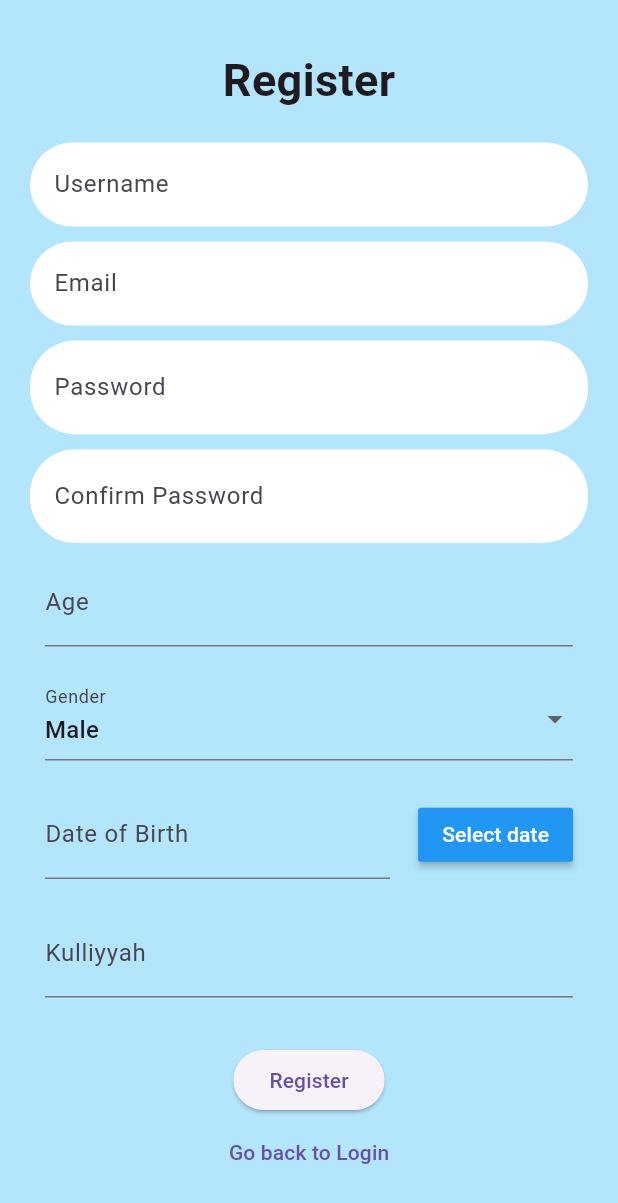
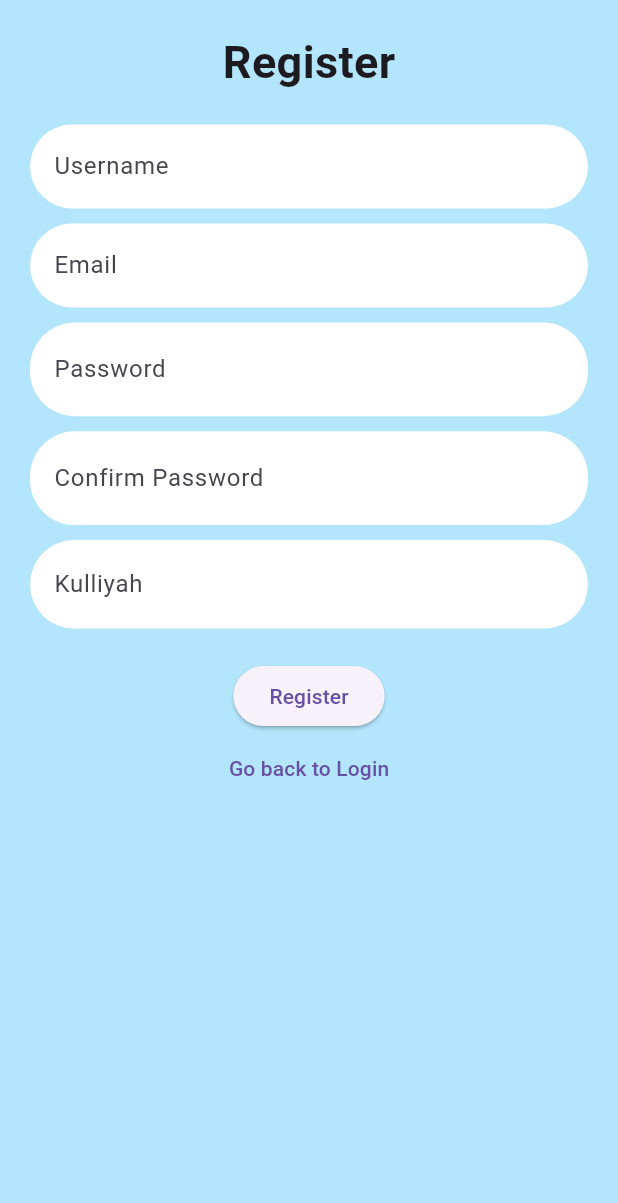
Before and after one commit to QHanif/iStarpoint, a Flutter app: the RegisterPage screen opened by its route, on a phone screen of 412 x 824 dp. Shown: the top 1203 px of the screen. Run offline on Flutter 3.47's test engine with Material 3 defaults, Android fonts, the phone set to English and light mode, and no system bars; our stand-ins replace cloud_firestore, firebase_auth, firebase_core, google_maps_flutter, qr_flutter; missing offline and left inert: flutter_barcode_scanner; accounts and stored records are empty; network calls fail.

Commit message:
db working
create user data with email (unique key), kulliyah and starpoint start from 0

```diff
--- a/lib/pages/registerscreen.dart
+++ b/lib/pages/registerscreen.dart
@@ -4,15 +4,8 @@ import 'package:flutter/material.dart';
 import 'package:firebase_auth/firebase_auth.dart';
 import 'package:cloud_firestore/cloud_firestore.dart';
 
-import 'package:flutter/services.dart';
 import '../auth.dart';
 import '../util/validate.dart';
-
-// import 'package:flutter/material.dart';
-// import 'package:flutter/services.dart';
-import 'package:intl/intl.dart';
-
-const List<String> gender = <String>['Male', 'Female'];
 
 class RegisterPage extends StatefulWidget {
   const RegisterPage({Key? key}) : super(key: key);
@@ -29,29 +22,7 @@ class _RegisterPageState extends State<RegisterPage> {
   final TextEditingController _controllerPassword = TextEditingController();
   final TextEditingController _controllerConfirmPassword =
       TextEditingController();
-
-  final TextEditingController _ageController = TextEditingController();
-  final TextEditingController _dobController = TextEditingController();
   final TextEditingController _kulliyyahController = TextEditingController();
-  String dropdownValue = gender.first;
-  DateTime? _selectedDate;
-
-  void _showDatePicker() {
-    showDatePicker(
-      context: context,
-      initialDate: DateTime.now(),
-      firstDate: DateTime(1900),
-      lastDate: DateTime(2025),
-    ).then((value) {
-      if (value != null) {
-        // Check if a date is selected
-        setState(() {
-          _selectedDate = value;
-          _dobController.text = DateFormat('dd-MM-yyyy').format(value);
-        });
-      }
-    });
-  }
 
   bool _isHiddenPassword = true;
 
@@ -61,26 +32,6 @@ class _RegisterPageState extends State<RegisterPage> {
     });
   }
 
-  Future<void> signInWithEmailAndPassword() async {
-    try {
-      await Auth().signInWithEmailAndPassword(
-        email: _controllerEmail.text,
-        password: _controllerPassword.text,
-      );
-    } on FirebaseAuthException catch (e) {
-      setState(() {
-        switch (e.code) {
-          case 'invalid-credential':
-            errorMessage = 'Invalid email/password entered. Please try again.';
-            break;
-          default:
-            errorMessage =
-                'An unknown error occurred with error code: ${e.code}.';
-        }
-      });
-    }
-  }
-
   Future<void> createUserWithEmailAndPassword() async {
     try {
       await Auth().createUserWithEmailAndPassword(
@@ -88,6 +39,7 @@ class _RegisterPageState extends State<RegisterPage> {
         password: _controllerPassword.text,
         username: _controllerUsername.text,
       );
+
       // Registration successful, show a dialog
       // ignore: use_build_context_synchronously
       showDialog(
@@ -130,7 +82,8 @@ class _RegisterPageState extends State<RegisterPage> {
   Widget build(BuildContext context) {
     return Scaffold(
       backgroundColor: Colors.lightBlue[100],
-      body: Container(
+      body: SingleChildScrollView(
+        child: Container(
           padding: const EdgeInsets.all(20.0),
           child: Form(
             key: _formKey,
@@ -151,8 +104,8 @@ class _RegisterPageState extends State<RegisterPage> {
                     labelText: 'Username',
                     border: OutlineInputBorder(
                       borderSide: BorderSide.none, // Make the border disappear
-                    borderRadius:
-                        BorderRadius.circular(30.0), // Keep the border rounded
+                      borderRadius: BorderRadius.circular(
+                          30.0), // Keep the border rounded
                     ),
                   ),
                 ),
@@ -166,8 +119,8 @@ class _RegisterPageState extends State<RegisterPage> {
                     labelText: 'Email',
                     border: OutlineInputBorder(
                       borderSide: BorderSide.none, // Make the border disappear
-                    borderRadius:
-                        BorderRadius.circular(30.0), // Keep the border rounded
+                      borderRadius: BorderRadius.circular(
+                          30.0), // Keep the border rounded
                     ),
                   ),
                 ),
@@ -190,8 +143,8 @@ class _RegisterPageState extends State<RegisterPage> {
                     ),
                     border: OutlineInputBorder(
                       borderSide: BorderSide.none, // Make the border disappear
-                    borderRadius:
-                        BorderRadius.circular(30.0), // Keep the border rounded
+                      borderRadius: BorderRadius.circular(
+                          30.0), // Keep the border rounded
                     ),
                   ),
                 ),
@@ -217,103 +170,26 @@ class _RegisterPageState extends State<RegisterPage> {
                     ),
                     border: OutlineInputBorder(
                       borderSide: BorderSide.none, // Make the border disappear
-                    borderRadius:
-                        BorderRadius.circular(30.0), // Keep the border rounded
+                      borderRadius: BorderRadius.circular(
+                          30.0), // Keep the border rounded
                     ),
                   ),
                 ),
-
-              //age
-              Container(
-                margin: const EdgeInsets.all(10),
-                child: TextFormField(
+                const SizedBox(height: 10.0),
+                //occupation
+                TextFormField(
                   style: const TextStyle(fontSize: 18),
-                  controller: _ageController,
-                  decoration: const InputDecoration(labelText: 'Age'),
-                  keyboardType: TextInputType.number,
-                  inputFormatters: [
-                    LengthLimitingTextInputFormatter(3),
-                  ],
-                  //validator
-                  validator: (value) {
-                    if (value == null || value.isEmpty) {
-                      return 'Please enter your age';
-                    }
-                    return null;
-                  },
+                  controller: _kulliyyahController,
+                  decoration: InputDecoration(
+                    fillColor: Colors.white, // Set the fill color to white
+                    filled: true, // Enable fill color
+                    labelText: 'Kulliyah',
+                    border: OutlineInputBorder(
+                      borderSide: BorderSide.none, // Make the border disappear
+                      borderRadius: BorderRadius.circular(
+                          30.0), // Keep the border rounded
                     ),
                   ),
-
-              //gender
-              Container(
-                margin: const EdgeInsets.all(10),
-                child: DropdownButtonFormField(
-                  decoration: const InputDecoration(labelText: 'Gender'),
-                  value: dropdownValue,
-                  items: gender.map((String value) {
-                    return DropdownMenuItem(
-                      value: value,
-                      child: Text(value),
-                    );
-                  }).toList(),
-                  onChanged: (String? newValue) {
-                    setState(() {
-                      dropdownValue = newValue!;
-                    });
-                  },
-                  validator: (value) {
-                    if (value == null || value.isEmpty) {
-                      return 'Please choose your gender';
-                    }
-                    return null;
-                  },
-                ),
-              ),
-
-              //dob
-              Container(
-                  margin: const EdgeInsets.all(10),
-                  child: Row(
-                      mainAxisAlignment: MainAxisAlignment.spaceBetween,
-                      children: <Widget>[
-                        SizedBox(
-                          width: 230,
-                          child: TextFormField(
-                            style: const TextStyle(fontSize: 18),
-                            controller: _dobController,
-                            decoration: const InputDecoration(
-                                labelText: 'Date of Birth'),
-
-                            //validatorr
-                            validator: (value) {
-                              if (value == null || value.isEmpty) {
-                                return 'Please enter your date of birth';
-                              }
-                              return null;
-                            },
-                          ),
-                        ),
-                        MaterialButton(
-                          onPressed: _showDatePicker,
-                          color: Colors.blue,
-                          child: const Text(
-                            'Select date',
-                            style: TextStyle(color: Colors.white),
-                          ),
-                        )
-                      ])),
-
-              //occupation
-              Container(
-                margin: const EdgeInsets.all(10),
-                child: TextFormField(
-                  style: const TextStyle(fontSize: 18),
-                  controller: _kulliyyahController,
-                  decoration: const InputDecoration(labelText: 'Kulliyyah'),
-                  inputFormatters: [
-                    FilteringTextInputFormatter.allow(RegExp("[a-zA-Z '-]")),
-                    LengthLimitingTextInputFormatter(30),
-                  ],
 
                   //validator
                   validator: (value) {
@@ -323,25 +199,20 @@ class _RegisterPageState extends State<RegisterPage> {
                     return null;
                   },
                 ),
-              ),
                 Text(errorMessage == '' ? '' : 'Hmm ? $errorMessage',
                     style: const TextStyle(color: Colors.red)),
                 ElevatedButton(
                   onPressed: () async {
                     if (_formKey.currentState!.validate()) {
                       await createUserWithEmailAndPassword();
-                    await signInWithEmailAndPassword();
 
                       try {
                         Map<String, dynamic> userData = {
-                        'ID': user!.uid,
-                        'Name': _controllerUsername.text,
-                        'Age': _ageController.text,
-                        'Gender': dropdownValue,
-                        'DOB': _dobController.text,
+                          'Email': _controllerEmail.text,
                           'Kulliyyah': _kulliyyahController.text,
+                          'Starpoints': 0,
                         };
-                      await DatabaseMethods().register(userData, user!.uid);
+                        await DatabaseMethods().register(userData);
 
                         // Showing Snack Bar
                         ScaffoldMessenger.of(context).showSnackBar(
@@ -352,7 +223,7 @@ class _RegisterPageState extends State<RegisterPage> {
                         );
 
                         // Wait for 3 seconds and then navigate back
-                      Future.delayed(Duration(seconds: 2), () {
+                        Future.delayed(const Duration(seconds: 2), () {
                           Navigator.pop(context);
                         });
                       } catch (e) {
@@ -372,19 +243,16 @@ class _RegisterPageState extends State<RegisterPage> {
             ),
           ),
         ),
+      ),
     );
   }
 }
 
 class DatabaseMethods {
-  Future register(Map<String, dynamic> userData, String id) async {
+  Future register(Map<String, dynamic> userData) async {
     return await FirebaseFirestore.instance
         .collection('Users')
-        .doc(id)
+        .doc()
         .set(userData);
   }
-
-  Future<Stream<QuerySnapshot>> getPatientData() async {
-    return await FirebaseFirestore.instance.collection('Users').snapshots();
 }
-}
```
Lines whose indentation alone changed are shown as unchanged.
